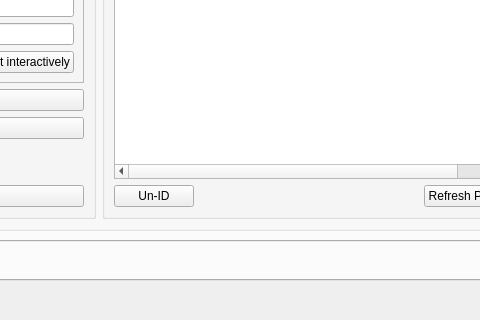
First picture: the form in qtCreatorFiles/ui_manager.ui, repository plomgrading/plom, before the edit; both pictures show x 413 to 893 and y 340 to 660 of the 1024 by 660 pixel window.
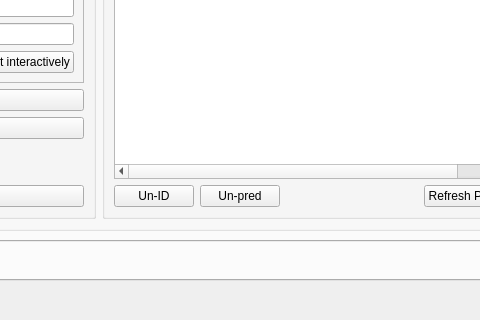
Second picture: the form after the edit. The open tabs and pages were chosen to show the change.

Commit message: manger: Unpredict button

Diff of the .ui file:
```diff
--- a/qtCreatorFiles/ui_manager.ui
+++ b/qtCreatorFiles/ui_manager.ui
@@ -929,6 +929,16 @@
                      </property>
                     </widget>
                    </item>
+                   <item>
+                    <widget class="QPushButton" name="unpredB">
+                     <property name="toolTip">
+                      <string>Remove prediction for selected</string>
+                     </property>
+                     <property name="text">
+                      <string>Un-pred</string>
+                     </property>
+                    </widget>
+                   </item>
                    <item>
                     <spacer name="horizontalSpacer_9">
                      <property name="orientation">
```
Left out of the diff: 3 changed lines with no effect on the pictures. The commit also changes 2 other files.
